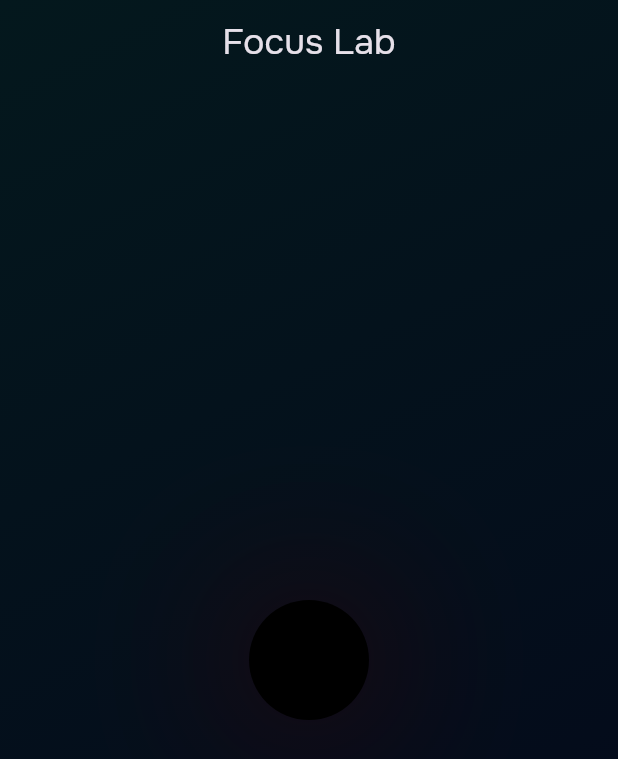
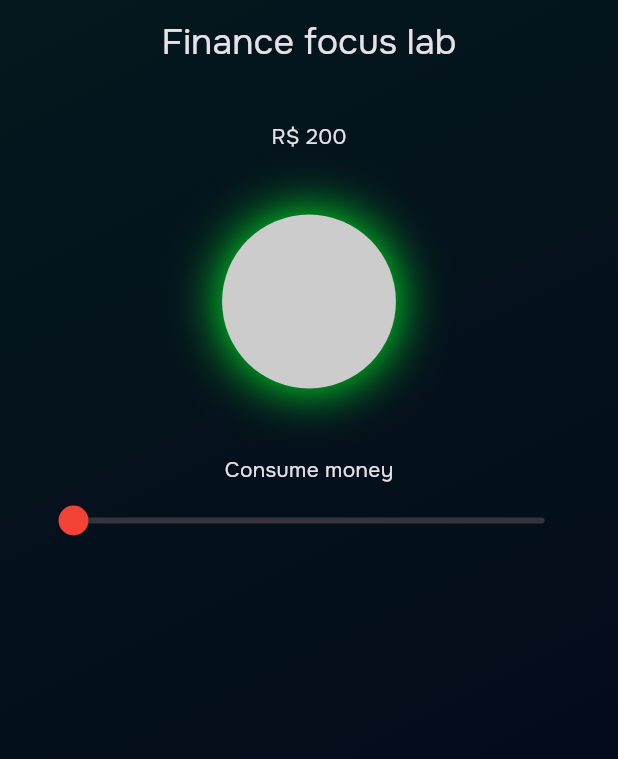
Before and after one commit to pietroid/focuslab, a Flutter app: the screen it shows after launch, on a phone screen of 412 x 824 dp. Shown: the top 759 px of the screen. Run offline on Flutter 3.47's test engine with Material 3 defaults, Android fonts, the phone set to English and light mode, and no system bars; our stand-ins replace bloc, flutter_bloc, google_fonts, youtube_player_iframe; generated files the repository leaves out were written again.

Commit message:
adding consumption

```diff
--- a/lib/counter/view/counter_page.dart
+++ b/lib/counter/view/counter_page.dart
@@ -38,11 +38,31 @@ class CounterView extends StatelessWidget {
   Widget build(BuildContext context) {
     final l10n = context.l10n;
     return DefaultScaffold(
+      title: 'Finance focus lab',
       body: Padding(
-          padding: const EdgeInsets.all(AppSpacing.xsmall),
-          child: Center(
-            child: LivingBeing(levelOfLife: 1),
-          )),
+        padding: EdgeInsets.all(AppSpacing.xsmall),
+        child: Column(
+          children: [
+            Text('R\$ 200'),
+            SizedBox(
+              width: 200,
+              height: 200,
+              child: Center(
+                child: LivingBeing(levelOfLife: 1),
+              ),
+            ),
+            Spacer(),
+            Text('Consume money'),
+            Slider(
+              value: 0,
+              onChanged: (value) {},
+              min: 0,
+              max: 100,
+              activeColor: Colors.red,
+            ),
+          ],
+        ),
+      ),
     );
   }
 }
--- a/lib/counter/widgets/living_being.dart
+++ b/lib/counter/widgets/living_being.dart
@@ -2,58 +2,58 @@ import 'package:flutter/material.dart';
 import 'package:focuslab/counter/widgets/oscillating_builder.dart';
 
 class LivingBeing extends StatelessWidget {
-  final int levelOfLife;
+  /// when levelOfLife is 0, the being is sick
+  /// when levelOfLife is 1, the being is in the best condition
+  final double levelOfLife;
   const LivingBeing({super.key, required this.levelOfLife});
 
   @override
   Widget build(BuildContext context) {
+    final width = 80 + levelOfLife * 20.0;
+
+    final color = Color.lerp(
+      const Color.fromARGB(255, 0, 0, 0),
+      const Color.fromARGB(255, 255, 255, 255),
+      levelOfLife - 0.2,
+    )!;
+
+    final glowColor = Color.lerp(
+      const Color.fromARGB(255, 76, 0, 0),
+      const Color.fromARGB(255, 0, 255, 38),
+      levelOfLife,
+    )!;
+
+    final oscilationAmplitude = levelOfLife;
+
     /// Alive and well
-    // return OscillatingBuilder(
-    //     minValue: 10.0,
-    //     maxValue: 40.0,
-    //     period: 4.0,
-    //     phase: 0.0,
-    //     builder: (context, signal, staticChild) {
-    //       return Container(
-    //         width: 100,
-    //         height: 100,
-    //         decoration: new BoxDecoration(
-    //           color: const Color.fromARGB(255, 255, 255, 255),
-    //           shape: BoxShape.circle,
-    //           boxShadow: [
-    //             BoxShadow(
-    //               color:
-    //                   const Color.fromARGB(255, 255, 184, 3).withOpacity(1.0),
-    //               blurRadius: signal,
-    //               offset: const Offset(0, 0), // Shadow position
-    //             ),
-    //           ],
-    //         ),
-    //       );
-    //     });
-
-    /// Sick
     return OscillatingBuilder(
-        minValue: 80.0,
-        maxValue: 100.0,
-        period: 50.0,
+        minValue: 1.1 - oscilationAmplitude * 0.1,
+        maxValue: 1.1 + oscilationAmplitude * 0.1,
+        period: 6.0,
+        phase: 0.1,
+        builder: (context, widthSignal, staticChild) {
+          return OscillatingBuilder(
+              minValue: 20.0 - oscilationAmplitude * 10.0,
+              maxValue: 20.0 + oscilationAmplitude * 10.0,
+              period: 6.0,
               phase: 0.0,
-        builder: (context, signal, staticChild) {
+              builder: (context, blurSignal, staticChild) {
                 return Container(
-            width: 80,
-            height: 80,
-            decoration: new BoxDecoration(
-              color: const Color.fromARGB(255, 0, 0, 0),
+                  width: width * widthSignal,
+                  height: width * widthSignal,
+                  decoration: BoxDecoration(
+                    color: color,
                     shape: BoxShape.circle,
                     boxShadow: [
                       BoxShadow(
-                  color: const Color.fromARGB(255, 58, 0, 0).withOpacity(1.0),
-                  blurRadius: signal,
+                        color: glowColor,
+                        blurRadius: blurSignal,
                         offset: const Offset(0, 0), // Shadow position
                       ),
                     ],
                   ),
                 );
               });
+        });
   }
 }
--- a/packages/app_ui/lib/src/default_scaffold.dart
+++ b/packages/app_ui/lib/src/default_scaffold.dart
@@ -4,9 +4,11 @@ class DefaultScaffold extends StatelessWidget {
   const DefaultScaffold({
     super.key,
     required this.body,
+    required this.title,
   });
 
   final Widget body;
+  final String title;
 
   @override
   Widget build(BuildContext context) {
@@ -15,7 +17,7 @@ class DefaultScaffold extends StatelessWidget {
         appBar: AppBar(
             shadowColor: Colors.transparent,
             title: Text(
-              'Focus Lab',
+              title,
               style: Theme.of(context).textTheme.headlineSmall,
             ),
             centerTitle: true,
```
Lines whose indentation alone changed are shown as unchanged.
